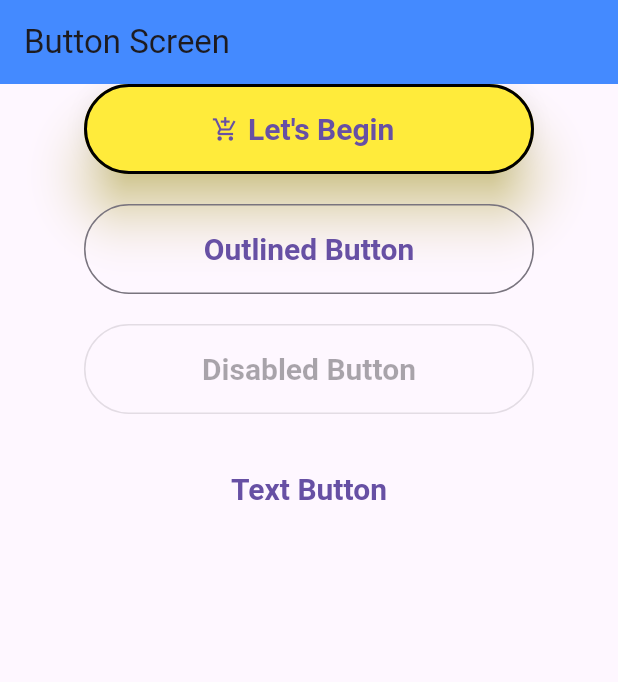
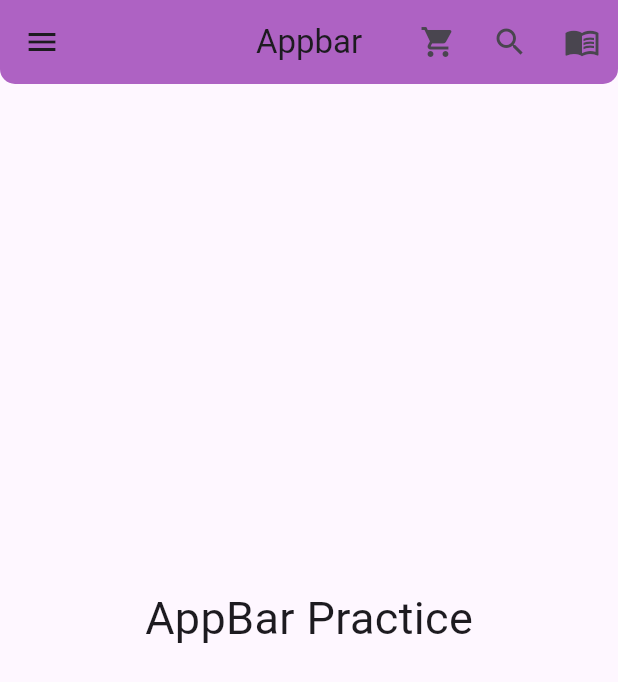
Before and after one commit to bipulhstu/flutter_practice, a Flutter app: the screen it shows after launch, on a phone screen of 412 x 824 dp. Shown: the top 682 px of the screen. Run offline on Flutter 3.47's test engine with Material 3 defaults, Android fonts, the phone set to English and light mode, and no system bars; our stand-ins replace font_awesome_flutter.

Commit message:
learned appbar

```diff
--- a/lib/main.dart
+++ b/lib/main.dart
@@ -1,4 +1,5 @@
 import 'package:flutter/material.dart';
+import 'package:hello_world/screens/AppBar.dart';
 import 'package:hello_world/screens/Button.dart';
 import 'package:hello_world/screens/ContainerScreen.dart';
 import 'package:hello_world/screens/IconScreen.dart';
@@ -18,7 +19,7 @@ class MyApp extends StatelessWidget {
       title: "My Flutter App", // Title of the app
         themeMode: ThemeMode.system,
       debugShowCheckedModeBanner: false,
-      home: ButtonScreen()
+      home: Appbar()
     );
   }
 }
--- /dev/null
+++ b/lib/screens/AppBar.dart
@@ -0,0 +1,41 @@
+import 'package:flutter/material.dart';
+
+class Appbar extends StatelessWidget {
+  const Appbar({super.key});
+
+  @override
+  Widget build(BuildContext context) {
+    return Scaffold(
+      extendBodyBehindAppBar: true,
+      appBar: AppBar(
+        title: Text('Appbar'),
+        backgroundColor: Colors.purple.withOpacity(0.7),
+        leading: IconButton(
+          icon: Icon(Icons.menu), // Leading icon button with menu icon
+          onPressed: () {}, // Callback when menu icon is pressed
+        ),
+        actions: [
+          IconButton(icon: Icon(Icons.shopping_cart), onPressed: () {}),
+          IconButton(icon: Icon(Icons.search), onPressed: () {}),
+          IconButton(icon: Icon(Icons.menu_book), onPressed: () {}),
+        ],
+        elevation: 20.0,
+        //titleSpacing: 20.0,
+        centerTitle: true,
+        //shape will not work if we add image in flexible space
+        shape: RoundedRectangleBorder(
+          borderRadius: BorderRadius.vertical(
+            bottom: Radius.circular(10.0)
+          )
+        ),
+        //flexibleSpace: Image(image: AssetImage("images/bird.jpg"), fit: BoxFit.cover,),
+      ),
+      body: Center(
+        child: Column(
+          mainAxisAlignment: MainAxisAlignment.center,
+          children: [Text('AppBar Practice', style: TextStyle(fontSize: 30))],
+        ),
+      ),
+    );
+  }
+}
```
